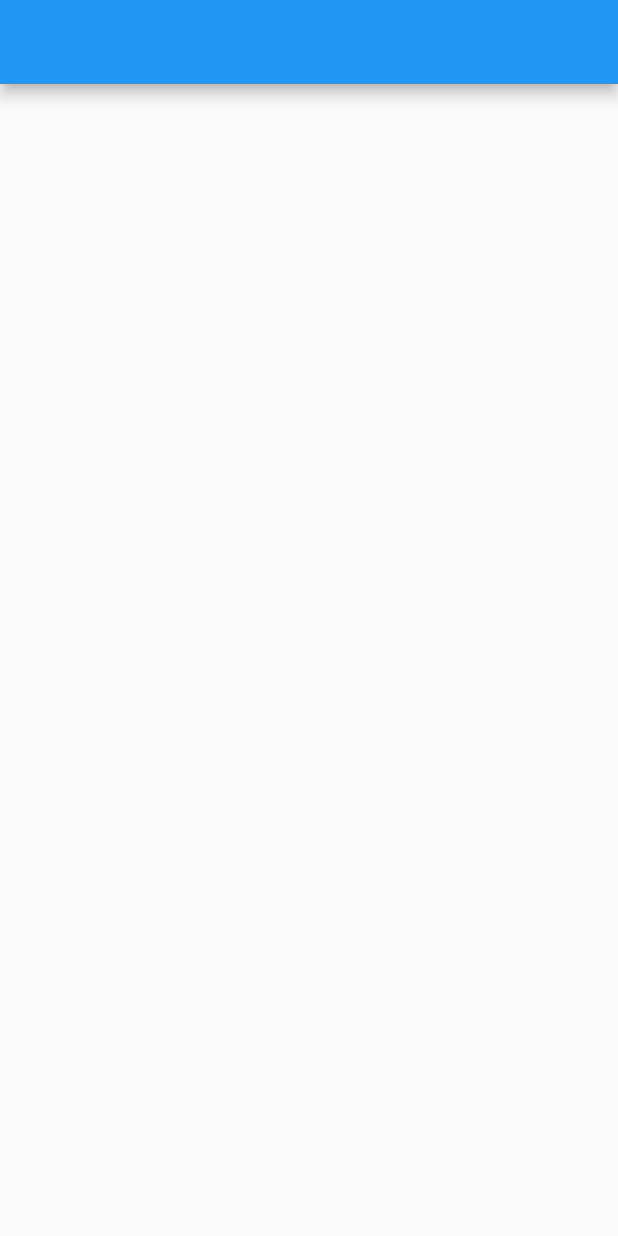
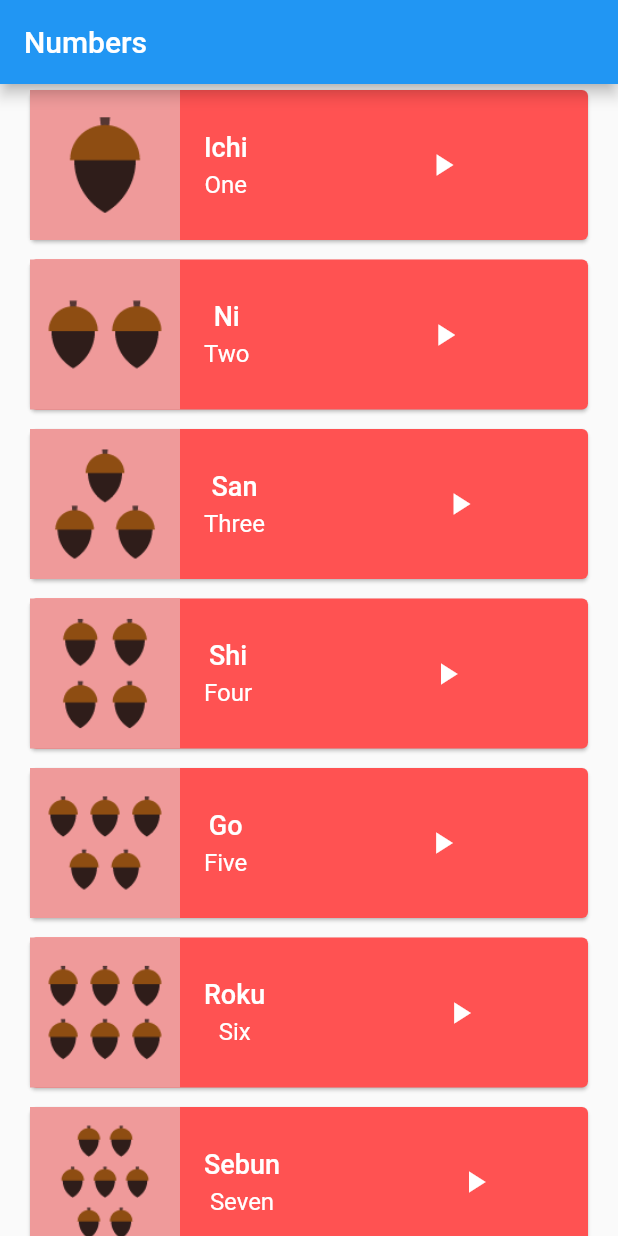
Before and after one commit to 1hebaadel/tocu_app, a Flutter app: the NumbersScreen screen opened directly, on a phone screen of 412 x 824 dp. Run offline on Flutter 3.47's test engine with Material 2 defaults, Android fonts, the phone set to English and light mode, and no system bars.

Commit message:
Commit number Screen

```diff
--- /dev/null
+++ b/lib/model/number_model.dart
@@ -0,0 +1,11 @@
+class NumberModel{
+  String ? image;
+  String ? textInJapanese;
+  String ? textInEnglish;
+
+  NumberModel({
+    required this.image ,
+    required this.textInJapanese,
+    required this.textInEnglish,
+});
+}
--- a/lib/modules/number/numbers_screen.dart
+++ b/lib/modules/number/numbers_screen.dart
@@ -1,4 +1,6 @@
 import 'package:flutter/material.dart';
+import 'package:toku_app/shared/component/number_category_item.dart';
+import 'package:toku_app/shared/constant/constant.dart';
 
 class NumbersScreen extends StatelessWidget {
   const NumbersScreen({Key? key}) : super(key: key);
@@ -6,7 +8,22 @@ class NumbersScreen extends StatelessWidget {
   @override
   Widget build(BuildContext context) {
     return Scaffold(
-      appBar: AppBar(),
+      appBar: AppBar(
+        title: Text(
+          'Numbers',
+        ),
+      ),
+      body: ListView.separated(
+          itemBuilder: (context, index) => NumberCategoryItem(
+              image: numberModel[index].image,
+              textInJapanese: numberModel[index].textInJapanese,
+              textInEnglish: numberModel[index].textInEnglish,
+          ),
+          separatorBuilder: (context, index) => SizedBox(
+            height: 5,
+          ),
+          itemCount: numberModel.length
+        ,),
     );
   }
 }
--- /dev/null
+++ b/lib/shared/component/number_category_item.dart
@@ -0,0 +1,84 @@
+import 'package:flutter/material.dart';
+
+class NumberCategoryItem extends StatelessWidget {
+
+  String ? image;
+  String ? textInEnglish;
+  String ? textInJapanese;
+
+  NumberCategoryItem({
+    required this.image,
+    required this.textInJapanese,
+    required this.textInEnglish,
+});
+  @override
+  Widget build(BuildContext context) {
+    return Padding(
+      padding: const EdgeInsets.symmetric(horizontal: 16.0),
+      child: Card(
+        color: Colors.redAccent,
+        child: Row(
+          children: [
+            Container(
+              color: Colors.red.shade200,
+              child: Image(
+                image: AssetImage(
+                  image!,
+                ),
+                width: 100,
+                height: 100,
+              ),
+            ),
+            Container(
+              color: Colors.redAccent,
+              child: Row(
+                children: [
+                  Padding(
+                    padding: const EdgeInsets.only(left: 16.0),
+                    child: Column(
+                      children: [
+                        Text(
+                          textInJapanese!,
+                          overflow: TextOverflow.ellipsis,
+                          maxLines: 1,
+                          style: TextStyle(
+                            color: Colors.white,
+                            fontSize: 18,
+                            fontWeight: FontWeight.w500,
+                          ),
+                        ),
+                        SizedBox(
+                          height: 5.0,
+                        ),
+                        Text(
+                          textInEnglish!,
+                          overflow: TextOverflow.ellipsis,
+                          maxLines: 1,
+                          style: TextStyle(
+                            color: Colors.white,
+                            fontSize: 16,
+                            fontWeight: FontWeight.w400,
+                          ),
+                        ),
+                      ],
+                    ),
+                  ),
+                  SizedBox(
+                    width: 110,
+                  ),
+                  Padding(
+                    padding: const EdgeInsets.all(8.0),
+                    child: Icon(
+                      Icons.play_arrow,
+                      color: Colors.white,
+                    ),
+                  ),
+                ],
+              ),
+            ),
+          ],
+        ),
+      ),
+    );
+  }
+}
--- /dev/null
+++ b/lib/shared/constant/constant.dart
@@ -0,0 +1,54 @@
+import '../../model/number_model.dart';
+
+List<NumberModel> numberModel = [
+  NumberModel(
+    image: 'assets/images/numbers/number_one.png',
+    textInJapanese: 'Ichi',
+    textInEnglish: 'One',
+  ),
+  NumberModel(
+    image: 'assets/images/numbers/number_two.png',
+    textInJapanese: 'Ni',
+    textInEnglish: 'Two',
+  ),
+  NumberModel(
+    image: 'assets/images/numbers/number_three.png',
+    textInJapanese: 'San',
+    textInEnglish: 'Three',
+  ),
+  NumberModel(
+    image: 'assets/images/numbers/number_four.png',
+    textInJapanese: 'Shi',
+    textInEnglish: 'Four',
+  ),
+  NumberModel(
+    image: 'assets/images/numbers/number_five.png',
+    textInJapanese: 'Go',
+    textInEnglish: 'Five',
+  ),
+  NumberModel(
+    image: 'assets/images/numbers/number_six.png',
+    textInJapanese: 'Roku',
+    textInEnglish: 'Six',
+  ),
+  NumberModel(
+    image: 'assets/images/numbers/number_seven.png',
+    textInJapanese: 'Sebun',
+    textInEnglish: 'Seven',
+  ),
+  NumberModel(
+    image: 'assets/images/numbers/number_eight.png',
+    textInJapanese: 'Hachi',
+    textInEnglish: 'Eight',
+  ),
+  NumberModel(
+    image: 'assets/images/numbers/number_nine.png',
+    textInJapanese: 'Kyu',
+    textInEnglish: 'Nine',
+  ),
+  NumberModel(
+    image: 'assets/images/numbers/number_ten.png',
+    textInJapanese: 'Ju',
+    textInEnglish: 'Ten',
+  ),
+];
--- a/pubspec.yaml
+++ b/pubspec.yaml
@@ -60,8 +60,10 @@ flutter:
   uses-material-design: true
 
   # To add assets to your application, add an assets section, like this:
-  # assets:
-  #   - images/a_dot_burr.jpeg
+  assets:
+    - assets/images/colors/
+    - assets/images/family_members/
+    - assets/images/numbers/
   #   - images/a_dot_ham.jpeg
 
   # An image asset can refer to one or more resolution-specific "variants", see
```
